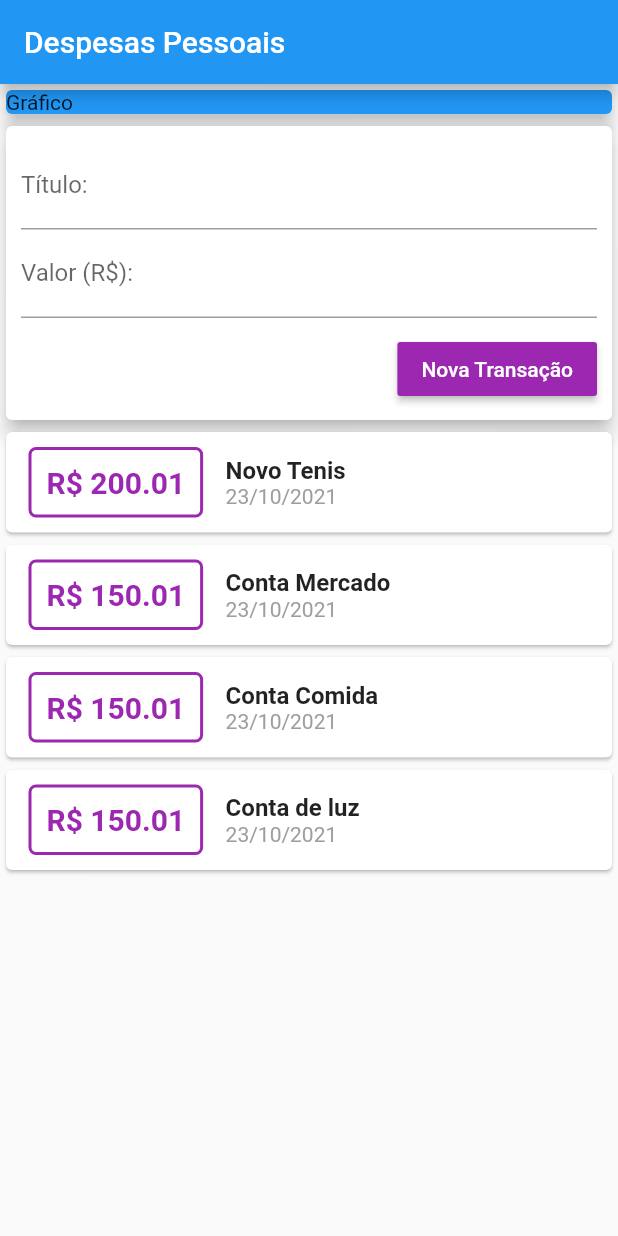
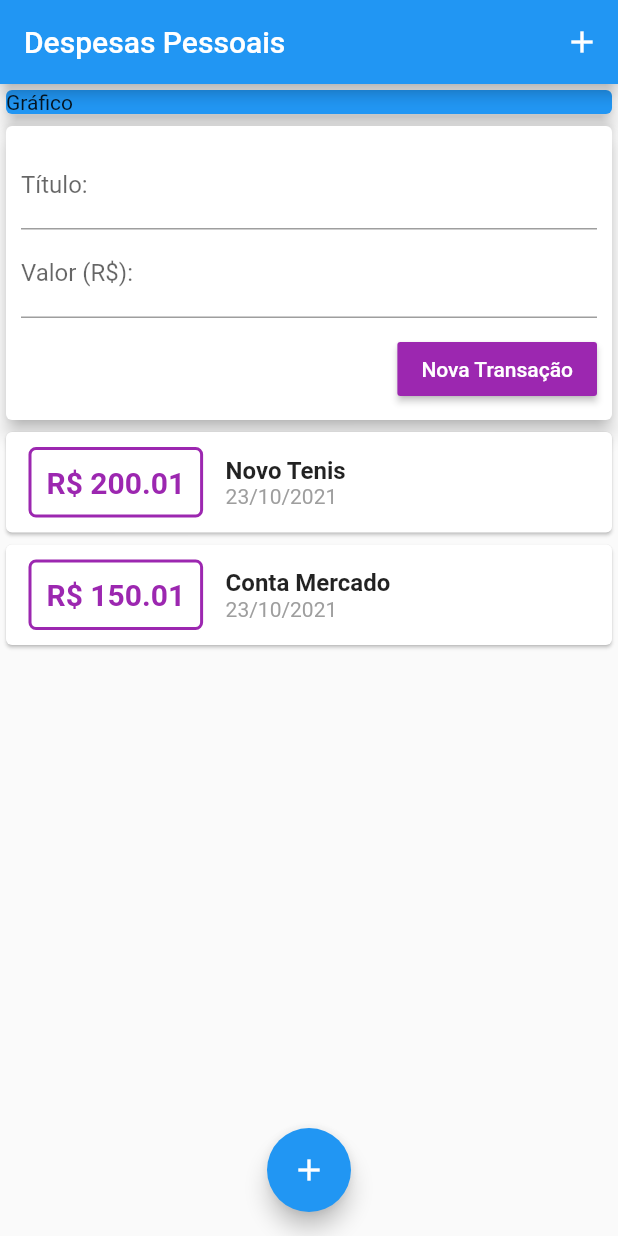
Before and after one commit to EduardoMoreira26/Flutter-expensesApp, a Flutter app: the screen it shows after launch, after a tap on "Nova Transação", on a phone screen of 412 x 824 dp. Run offline on Flutter 3.47's test engine with Material 2 defaults, Android fonts, the phone set to English and light mode, and no system bars.

Commit message:
add iconButtonplus

```diff
--- a/lib/components/transaction_form.dart
+++ b/lib/components/transaction_form.dart
@@ -7,6 +7,17 @@ class TransactionForm extends StatelessWidget {
   final void Function(String, double) onSubmit;
 
   TransactionForm(this.onSubmit);
+
+  _submitForm() {
+    final title = titleController.text;
+    final value = double.tryParse(valueController.text) ?? 0.0;
+
+    if(title.isEmpty || value <= 0){
+      return;
+    }
+
+    onSubmit(title, value);
+  }
 
   @override
   Widget build(BuildContext context) {
@@ -18,12 +29,15 @@ class TransactionForm extends StatelessWidget {
           children: [
             TextField(
               controller: titleController,
+              onSubmitted: (_) => _submitForm(),
               decoration: InputDecoration(
                 labelText: 'Título:',
               ),
             ),
             TextField(
               controller: valueController,
+              keyboardType: TextInputType.numberWithOptions(decimal: true),
+              onSubmitted: (_) => _submitForm(),
               decoration: InputDecoration(
                 labelText: 'Valor (R\$):',
               ),
@@ -38,12 +52,7 @@ class TransactionForm extends StatelessWidget {
                     child: Text('Nova Transação'),
                     color: Colors.purple,
                     textColor: Colors.white,
-                    onPressed: () {
-                      final title = titleController.text;
-                      final value = double.tryParse(valueController.text) ?? 0.0;
-
-                      onSubmit(title, value);
-                    },
+                    onPressed: _submitForm,
                   ),
                 ],
               ),
--- a/lib/components/transaction_user.dart
+++ b/lib/components/transaction_user.dart
@@ -20,24 +20,6 @@ class _TransactionUserState extends State<TransactionUser> {
     Transaction(
       id: 't2',
       title: 'Conta Mercado',
-      value: 150.01,
-      date: DateTime.now(),
-    ),
-     Transaction(
-      id: 't2',
-      title: 'Conta Comida',
-      value: 150.01,
-      date: DateTime.now(),
-    ),
-     Transaction(
-      id: 't2',
-      title: 'Conta de luz',
-      value: 150.01,
-      date: DateTime.now(),
-    ),
-     Transaction(
-      id: 't2',
-      title: 'Conta net',
       value: 150.01,
       date: DateTime.now(),
     )
--- a/lib/main.dart
+++ b/lib/main.dart
@@ -18,6 +18,12 @@ class MyHomePage extends StatelessWidget {
     return Scaffold(
       appBar: AppBar(
         title: Text('Despesas Pessoais'),
+        actions: [
+          IconButton(
+            icon: Icon(Icons.add),
+            onPressed: (){},
+          ),
+        ],
       ),
       body: SingleChildScrollView(
         child: Column(
@@ -34,6 +40,11 @@ class MyHomePage extends StatelessWidget {
           ],
         ),
       ),
+      floatingActionButton: FloatingActionButton(
+        onPressed: (){},
+        child: Icon(Icons.add),
+      ),
+      floatingActionButtonLocation: FloatingActionButtonLocation.centerFloat,
     );
   }
 }
```
